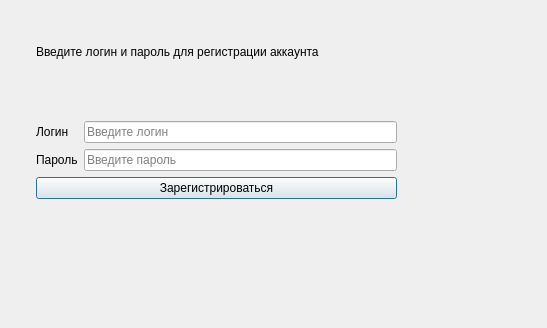
Before: the Qt Designer form registerdialog.ui in Jwin531/Messenger, drawn with Qt 5; both pictures show x 94 to 641 and y 142 to 470 of the 641 by 470 pixel window.
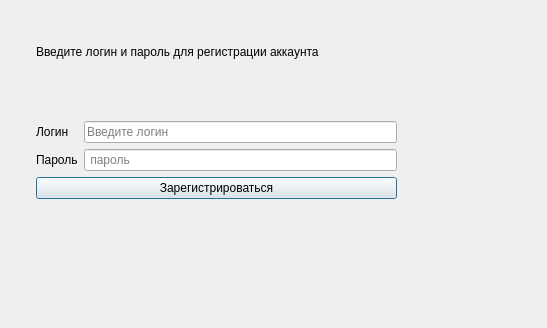
After: the same form once the commit is applied.

```diff
--- a/registerdialog.ui
+++ b/registerdialog.ui
@@ -62,7 +62,7 @@
         <item>
          <widget class="QLineEdit" name="passwordLineEdit">
           <property name="placeholderText">
-           <string>Введите пароль</string>
+           <string> пароль</string>
           </property>
          </widget>
         </item>
```
